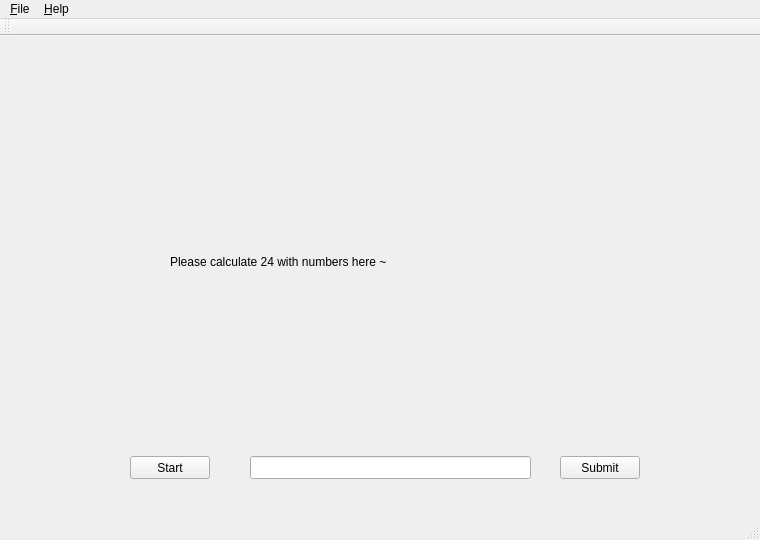
First picture: the form in mainwindow.ui, repository BonnieBBS/24Game, before the edit.
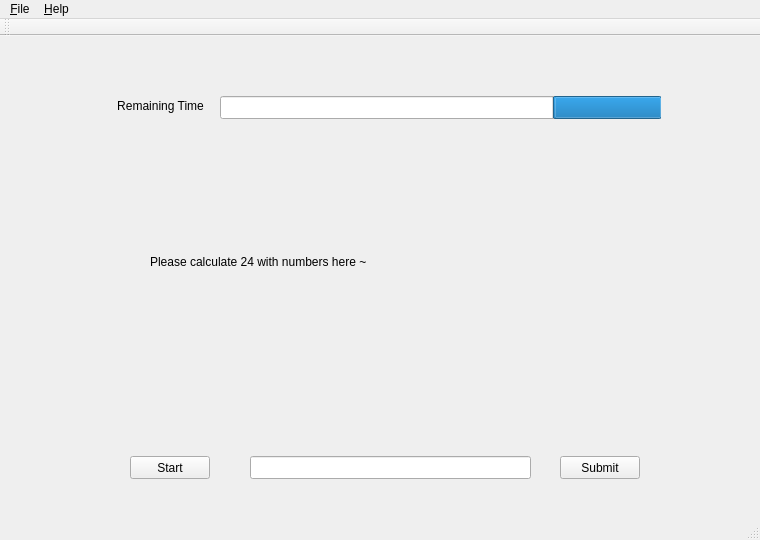
Second picture: the form after the edit.

```diff
--- a/mainwindow.ui
+++ b/mainwindow.ui
@@ -59,7 +59,7 @@
    <widget class="QLabel" name="label">
     <property name="geometry">
      <rect>
-      <x>170</x>
+      <x>150</x>
       <y>110</y>
       <width>441</width>
       <height>231</height>
@@ -69,6 +69,44 @@
      <string>Please calculate 24 with numbers here ~</string>
     </property>
    </widget>
+   <widget class="QProgressBar" name="progressBar">
+    <property name="geometry">
+     <rect>
+      <x>220</x>
+      <y>60</y>
+      <width>441</width>
+      <height>23</height>
+     </rect>
+    </property>
+    <property name="value">
+     <number>24</number>
+    </property>
+    <property name="textVisible">
+     <bool>true</bool>
+    </property>
+    <property name="invertedAppearance">
+     <bool>true</bool>
+    </property>
+    <property name="textDirection">
+     <enum>QProgressBar::TopToBottom</enum>
+    </property>
+    <property name="format">
+     <string/>
+    </property>
+   </widget>
+   <widget class="QLabel" name="label_2">
+    <property name="geometry">
+     <rect>
+      <x>90</x>
+      <y>60</y>
+      <width>141</width>
+      <height>21</height>
+     </rect>
+    </property>
+    <property name="text">
+     <string>&lt;html&gt;&lt;head/&gt;&lt;body&gt;&lt;p align=&quot;center&quot;&gt;Remaining Time&lt;/p&gt;&lt;/body&gt;&lt;/html&gt;</string>
+    </property>
+   </widget>
   </widget>
   <widget class="QToolBar" name="mainToolBar">
    <attribute name="toolBarArea">
```
Left out of the diff: 4 changed lines with no effect on the pictures.
